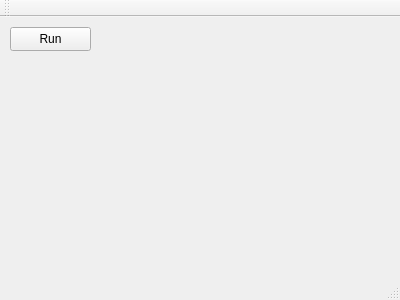
Qt form src/mainwindow.ui (gimlidc/SonoGrabber) before a commit.
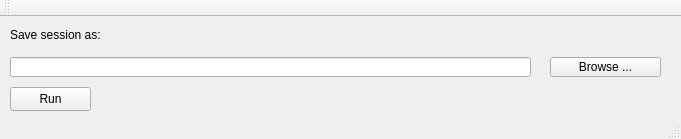
The same form after that commit.

Commit message: added comments, session name generator and line edit for directory specification

What changed in the file:
```diff
--- a/src/mainwindow.ui
+++ b/src/mainwindow.ui
@@ -6,8 +6,8 @@
    <rect>
     <x>0</x>
     <y>0</y>
-    <width>400</width>
-    <height>300</height>
+    <width>681</width>
+    <height>139</height>
    </rect>
   </property>
   <property name="windowTitle">
@@ -18,7 +18,7 @@
     <property name="geometry">
      <rect>
       <x>10</x>
-      <y>10</y>
+      <y>70</y>
       <width>81</width>
       <height>24</height>
      </rect>
@@ -30,16 +30,42 @@
      <bool>true</bool>
     </property>
    </widget>
-  </widget>
-  <widget class="QMenuBar" name="menuBar">
-   <property name="geometry">
-    <rect>
-     <x>0</x>
-     <y>0</y>
-     <width>400</width>
-     <height>21</height>
-    </rect>
-   </property>
+   <widget class="QLabel" name="label">
+    <property name="geometry">
+     <rect>
+      <x>10</x>
+      <y>10</y>
+      <width>111</width>
+      <height>16</height>
+     </rect>
+    </property>
+    <property name="text">
+     <string>Save session as:</string>
+    </property>
+   </widget>
+   <widget class="QLineEdit" name="lineEdit">
+    <property name="geometry">
+     <rect>
+      <x>10</x>
+      <y>40</y>
+      <width>521</width>
+      <height>20</height>
+     </rect>
+    </property>
+   </widget>
+   <widget class="QPushButton" name="browseButton">
+    <property name="geometry">
+     <rect>
+      <x>550</x>
+      <y>40</y>
+      <width>111</width>
+      <height>20</height>
+     </rect>
+    </property>
+    <property name="text">
+     <string>Browse ...</string>
+    </property>
+   </widget>
   </widget>
   <widget class="QToolBar" name="mainToolBar">
    <attribute name="toolBarArea">
```
The commit also changes 14 other files.
